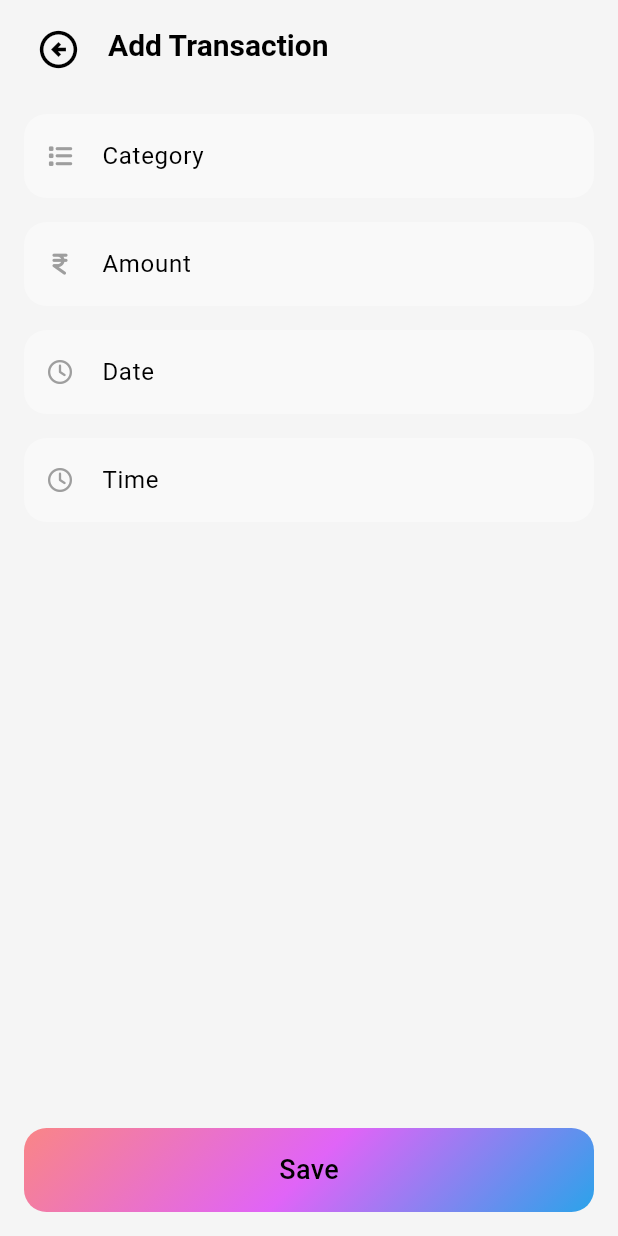
After one commit to Muhammed-Jasir-M/Money-Manager-App, a Flutter app: the AddTransactionScreen screen opened directly, on a phone screen of 412 x 824 dp. The commit adds this screen. Run offline on Flutter 3.47's test engine with Material 3 defaults, Android fonts, the phone set to English and light mode, and no system bars; our stand-ins replace fl_chart, font_awesome_flutter.

Commit message:
Add-Transanction Page added

```diff
--- /dev/null
+++ b/lib/screens/add_transaction/views/add_transaction_screen.dart
@@ -0,0 +1,180 @@
+import 'package:flutter/material.dart';
+import 'package:font_awesome_flutter/font_awesome_flutter.dart';
+import 'package:intl/intl.dart';
+import 'package:money_tracker_app/utils/constants/colors.dart';
+import 'package:money_tracker_app/utils/constants/sizes.dart';
+import 'package:money_tracker_app/widgets/appbar.dart';
+
+class AddTransactionScreen extends StatefulWidget {
+  const AddTransactionScreen({super.key});
+
+  @override
+  State<AddTransactionScreen> createState() => _AddTransactionScreenState();
+}
+
+class _AddTransactionScreenState extends State<AddTransactionScreen> {
+  final categoryController = TextEditingController();
+
+  final amountController = TextEditingController();
+
+  final dateController = TextEditingController();
+
+  final timeController = TextEditingController();
+
+  @override
+  Widget build(BuildContext context) {
+    return Scaffold(
+      appBar: PreferredSize(
+        preferredSize: Size.fromHeight(MSizes.appBarHeight),
+        child: Padding(
+          padding: const EdgeInsets.symmetric(
+              horizontal: MSizes.defaultSpace, vertical: 10),
+          child: MAppBar(
+            showBackArrow: true,
+            title: Text(
+              'Add Transaction',
+              style: TextStyle(
+                fontSize: 20,
+                fontWeight: FontWeight.bold,
+                color: Theme.of(context).colorScheme.onSurface,
+              ),
+            ),
+          ),
+        ),
+      ),
+      body: Padding(
+        padding: const EdgeInsets.all(MSizes.defaultSpace),
+        child: Column(
+          mainAxisAlignment: MainAxisAlignment.spaceBetween,
+          children: [
+            Column(
+              children: [
+                TextFormField(
+                  controller: categoryController,
+                  textAlignVertical: TextAlignVertical.center,
+                  decoration: InputDecoration(
+                    hintText: 'Category',
+                    prefixIcon: Icon(
+                      FontAwesomeIcons.list,
+                      size: 16,
+                      color: Colors.grey,
+                    ),
+                    border: OutlineInputBorder(
+                      borderRadius: BorderRadius.circular(15),
+                      borderSide: BorderSide.none,
+                    ),
+                    filled: true,
+                    fillColor: Colors.white38,
+                  ),
+                ),
+                const SizedBox(height: MSizes.spaceBtwInputFields),
+                TextFormField(
+                  controller: amountController,
+                  textAlignVertical: TextAlignVertical.center,
+                  keyboardType: TextInputType.number,
+                  decoration: InputDecoration(
+                    hintText: 'Amount',
+                    prefixIcon: Icon(
+                      FontAwesomeIcons.indianRupeeSign,
+                      size: 16,
+                      color: Colors.grey,
+                    ),
+                    border: OutlineInputBorder(
+                      borderRadius: BorderRadius.circular(15),
+                      borderSide: BorderSide.none,
+                    ),
+                    filled: true,
+                    fillColor: Colors.white38,
+                  ),
+                ),
+                const SizedBox(height: MSizes.spaceBtwInputFields),
+                TextFormField(
+                  controller: dateController,
+                  textAlignVertical: TextAlignVertical.center,
+                  readOnly: true,
+                  onTap: () async {
+                    DateTime? newDate = await showDatePicker(
+                      context: context,
+                      initialDate: DateTime.now(),
+                      firstDate: DateTime.now(),
+                      lastDate: DateTime.now().add(Duration(days: 365)),
+                    );
+
+                    if (newDate != null) {
+                      setState(() {
+                        dateController.text =
+                            DateFormat('dd/MM/yyyy').format(newDate);
+                      });
+                    }
+                  },
+                  decoration: InputDecoration(
+                    hintText: 'Date',
+                    prefixIcon: Icon(
+                      FontAwesomeIcons.clock,
+                      size: 16,
+                      color: Colors.grey,
+                    ),
+                    border: OutlineInputBorder(
+                      borderRadius: BorderRadius.circular(15),
+                      borderSide: BorderSide.none,
+                    ),
+                    filled: true,
+                    fillColor: Colors.white38,
+                  ),
+                ),
+                const SizedBox(height: MSizes.spaceBtwInputFields),
+                TextFormField(
+                  controller: timeController,
+                  textAlignVertical: TextAlignVertical.center,
+                  readOnly: true,
+                  onTap: () async {
+                    TimeOfDay? newTime = await showTimePicker(
+                      context: context,
+                      initialTime: TimeOfDay.now(),
+                    );
+
+                    if (newTime != null) {
+                      setState(() {
+                        timeController.text = newTime.format(context);
+                      });
+                    }
+                  },
+                  decoration: InputDecoration(
+                    hintText: 'Time',
+                    prefixIcon: Icon(
+                      FontAwesomeIcons.clock,
+                      size: 16,
+                      color: Colors.grey,
+                    ),
+                    border: OutlineInputBorder(
+                      borderRadius: BorderRadius.circular(15),
+                      borderSide: BorderSide.none,
+                    ),
+                    filled: true,
+                    fillColor: Colors.white38,
+                  ),
+                ),
+              ],
+            ),
+            SizedBox(
+              width: double.infinity,
+              height: kToolbarHeight,
+              child: Container(
+                decoration: BoxDecoration(
+                  gradient: MColors.floatingButtonGradient,
+                  borderRadius: BorderRadius.circular(15),
+                ),
+                child: Center(
+                  child: Text(
+                    'Save',
+                    style: TextStyle(fontSize: 18, fontWeight: FontWeight.w500),
+                  ),
+                ),
+              ),
+            ),
+          ],
+        ),
+      ),
+    );
+  }
+}
--- a/lib/screens/main/widgets/floating_button.dart
+++ b/lib/screens/main/widgets/floating_button.dart
@@ -1,5 +1,6 @@
 import 'package:flutter/cupertino.dart';
 import 'package:flutter/material.dart';
+import 'package:money_tracker_app/screens/add_transaction/views/add_transaction_screen.dart';
 import 'package:money_tracker_app/utils/constants/colors.dart';
 
 class MFloatingActionButton extends StatelessWidget {
@@ -9,7 +10,7 @@ class MFloatingActionButton extends StatelessWidget {
   Widget build(BuildContext context) {
     return FloatingActionButton(
       backgroundColor: MColors.primary,
-      onPressed: () {},
+      onPressed: () => Navigator.push(context, MaterialPageRoute(builder: (BuildContext context) => const AddTransactionScreen())),
       shape: CircleBorder(),
       child: Container(
         width: 60,
--- a/lib/screens/stats/views/stats_screen.dart
+++ b/lib/screens/stats/views/stats_screen.dart
@@ -36,7 +36,7 @@ class StatsScreen extends StatelessWidget {
                 padding: const EdgeInsets.fromLTRB(12,20,12,12),
                 child: MBarChart(),
               ),
-            )
+            ),
           ],
         ),
       ),
--- a/lib/screens/stats/widgets/chart.dart
+++ b/lib/screens/stats/widgets/chart.dart
@@ -47,7 +47,6 @@ class MBarChart extends StatelessWidget {
             ),
           ),
           leftTitles: AxisTitles(
-            axisNameWidget: Text('\u{20B9}'),
             sideTitles: SideTitles(
               showTitles: true,
               reservedSize: 38,
--- a/lib/widgets/appbar.dart
+++ b/lib/widgets/appbar.dart
@@ -28,13 +28,14 @@ class MAppBar extends StatelessWidget implements PreferredSizeWidget {
     return AppBar(
       elevation: 0,
       automaticallyImplyLeading: false,
-      leadingWidth: 36.0,
+      leadingWidth: 40.0,
       leading: showBackArrow
           ? IconButton(
               onPressed: () => Navigator.of(context).pop(),
               icon: Icon(
-                Icons.arrow_left,
-                color: isDark ? MColors.black : MColors.white,
+                Icons.arrow_circle_left_outlined,
+                color: isDark ? MColors.white : MColors.black,
+                size: 30,
               ),
             )
           : leadingIcon != null
--- a/pubspec.yaml
+++ b/pubspec.yaml
@@ -18,6 +18,7 @@ dependencies:
   cupertino_icons: ^1.0.8
   font_awesome_flutter: ^10.8.0
   fl_chart: ^0.70.1
+  intl: ^0.20.1
 
 dev_dependencies:
   flutter_test:
```
Also changed, not shown: pubspec.lock.
